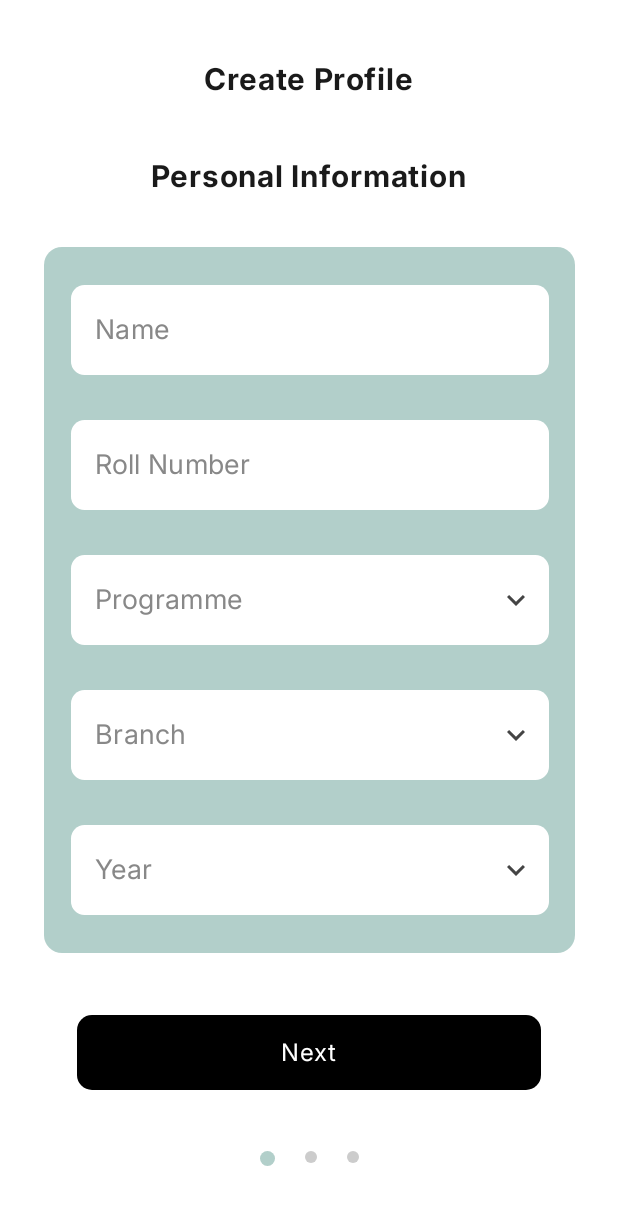
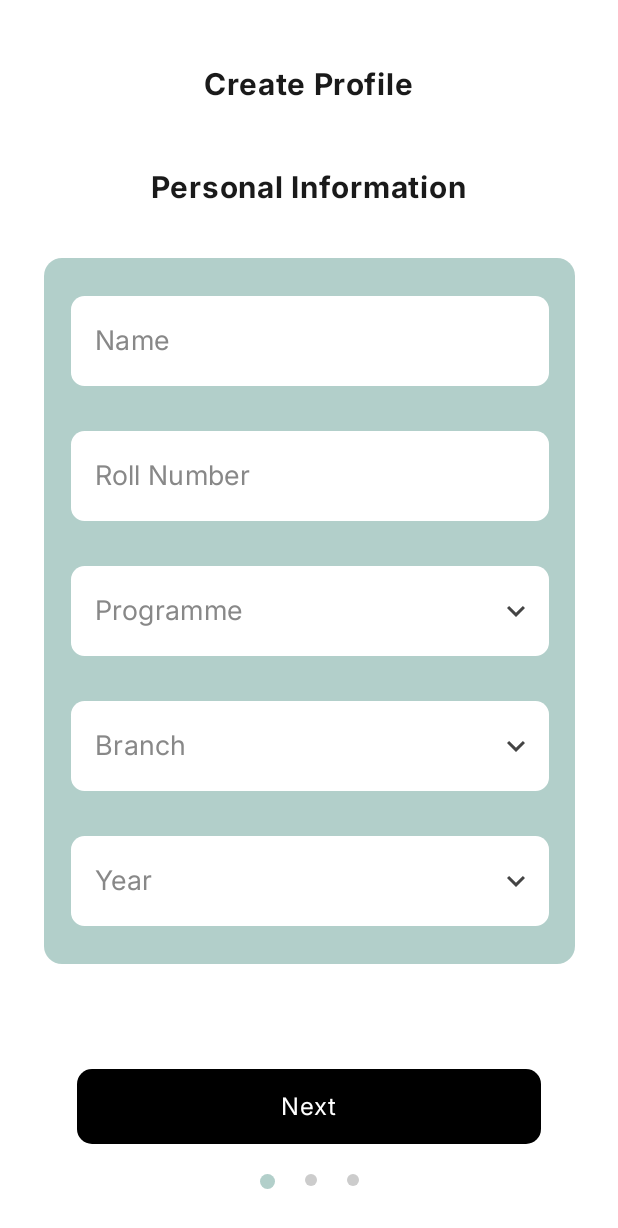
Before and after one commit to bsoc-bitbyte/DigiGate, an Android app built with Jetpack Compose: the composable CreateProfilePager shown on its own in the app's theme, on a phone screen of 412 x 824 dp. Shown: the top 1228 px of the screen. Run offline under Robolectric (Android 15) with nearby library versions, the phone set to English and light mode, and no system bars; our stand-ins replace Material 3 Expressive styles (plain Material 3 is drawn).

Commit message:
This PR implements the horizontal pager for profile creation screen.

```diff
--- a/app/build.gradle.kts
+++ b/app/build.gradle.kts
@@ -67,6 +67,10 @@ dependencies {
     implementation(libs.androidx.material3.android)
     implementation(libs.androidx.material.icons.extended.android)
 
+    //Coil
+    implementation("io.coil-kt:coil-compose:2.6.0")
+
+
 
     //ViewModel
     implementation(libs.androidx.lifecycle.viewmodel.ktx)
--- a/app/src/main/java/com/tpc/digigate/ui/components/AppDropDown.kt
+++ b/app/src/main/java/com/tpc/digigate/ui/components/AppDropDown.kt
@@ -35,18 +35,10 @@ fun AppDropDown(
     value: String,
     onValueChange: (String) -> Unit,
     modifier: Modifier = Modifier,
-    errorMessage: String? = null,
-    isError: Boolean = false,
-    isSingleLine: Boolean = true,
-    keyboardType: KeyboardType = KeyboardType.Text,
-    imeAction: ImeAction = ImeAction.Done,
-    onImeAction: () -> Unit = {},
     leadingIcon: (@Composable (() -> Unit))? = null,
     trailingIcon: (@Composable (() -> Unit))? = null,
     list: List<String>
 ) {
-    val showError = isError && !errorMessage.isNullOrEmpty()
-
     var showBottomSheet by remember {
         mutableStateOf(false)
     }
@@ -74,7 +66,6 @@ fun AppDropDown(
                 value = if (itemPosition>=0) list[itemPosition] else "",
                 onValueChange = onValueChange,
                 placeholder = "",
-                errorMessage = errorMessage,
                 enabled = false,
             )
 
@@ -138,14 +129,6 @@ fun AppDropDown(
                 }
             }
         }
-        if (showError) {
-            Text(
-                text = errorMessage,
-                color = Color.Red,
-                style = MaterialTheme.typography.bodySmall,
-                modifier = Modifier.padding(horizontal = 8.dp, vertical = 2.dp)
-            )
-        }
     }
 }
 
@@ -166,7 +149,6 @@ fun AppDropDownPreview() {
                 label = "Email",
                 value = "",
                 onValueChange = {},
-                errorMessage = "Please enter a valid email id",
                 list = listOf("abc", "def")
             )
         }
--- a/app/src/main/java/com/tpc/digigate/ui/screens/createProfile/CreateProfile1Screen.kt
+++ b/app/src/main/java/com/tpc/digigate/ui/screens/createProfile/CreateProfile1Screen.kt
@@ -73,7 +73,6 @@ fun CreateProfile1Screen() {
                     label = "Programme",
                     value = "",
                     onValueChange = {},
-                    errorMessage = "Please select a valid programme.",
                     list = listOf("B.Tech", "M.Tech", "B.Des", "M.Des", "PhD"),
                 )
                 Spacer(Modifier.height(30.dp))
@@ -82,7 +81,6 @@ fun CreateProfile1Screen() {
                     label = "Branch",
                     value = "",
                     onValueChange = {},
-                    errorMessage = "Please enter a valid email id",
                     list = listOf("CSE", "ECE", "Design", "Mech", "SM"),
                 )
                 Spacer(Modifier.height(30.dp))
@@ -91,7 +89,6 @@ fun CreateProfile1Screen() {
                     label = "Year",
                     value = "",
                     onValueChange = {},
-                    errorMessage = "Please select a valid year.",
                     list = listOf("1", "2", "3", "4", "5"),
 
                 )
--- a/app/src/main/java/com/tpc/digigate/ui/screens/createProfile/CreateProfile2Screen.kt
+++ b/app/src/main/java/com/tpc/digigate/ui/screens/createProfile/CreateProfile2Screen.kt
@@ -73,7 +73,6 @@ fun CreateProfile2Screen() {
                     label = "Hostel",
                     value = "",
                     onValueChange = {},
-                    errorMessage = "Please enter a valid email id",
                     list = listOf("H1", "H4", "H3", "Panini", "Maa Saraswati", "Nagarjuna"),
                 )
                 Spacer(Modifier.height(30.dp))
--- a/app/src/main/java/com/tpc/digigate/ui/screens/createProfile/CreateProfilePager.kt
+++ b/app/src/main/java/com/tpc/digigate/ui/screens/createProfile/CreateProfilePager.kt
@@ -1,6 +1,7 @@
 package com.tpc.digigate.ui.screens.createProfile
 
 import android.content.res.Configuration
+import android.view.Window
 import androidx.compose.animation.core.animateDpAsState
 import androidx.compose.animation.core.tween
 import androidx.compose.foundation.background
@@ -9,9 +10,12 @@ import androidx.compose.foundation.layout.Box
 import androidx.compose.foundation.layout.Column
 import androidx.compose.foundation.layout.Row
 import androidx.compose.foundation.layout.Spacer
+import androidx.compose.foundation.layout.WindowInsets
+import androidx.compose.foundation.layout.asPaddingValues
 import androidx.compose.foundation.layout.fillMaxSize
 import androidx.compose.foundation.layout.fillMaxWidth
 import androidx.compose.foundation.layout.height
+import androidx.compose.foundation.layout.navigationBars
 import androidx.compose.foundation.layout.padding
 import androidx.compose.foundation.layout.size
 import androidx.compose.foundation.layout.width
@@ -32,6 +36,7 @@ import androidx.compose.ui.graphics.Color
 import androidx.compose.ui.text.font.FontWeight
 import androidx.compose.ui.tooling.preview.Preview
 import androidx.compose.ui.unit.dp
+import androidx.window.embedding.EmbeddingBounds
 import com.tpc.digigate.ui.theme.DigiGateTheme
 import kotlinx.coroutines.coroutineScope
 import kotlinx.coroutines.launch
@@ -41,10 +46,15 @@ import org.intellij.lang.annotations.JdkConstants
 fun CreateProfilePager() {
     val pagerState = rememberPagerState( pageCount = { 3 })
     val coroutineScope = rememberCoroutineScope()
-    HorizontalPager(pagerState) { page->
-        Column (
-            modifier = Modifier.fillMaxSize()
-                .background(MaterialTheme.colorScheme.background),
+    Column(
+        Modifier.fillMaxSize()
+            .background(MaterialTheme.colorScheme.background)
+    ) {
+        HorizontalPager(pagerState,
+            modifier = Modifier.weight(5f)) { page ->
+            Column(
+                modifier = Modifier
+                    .fillMaxSize(),
                 horizontalAlignment = Alignment.CenterHorizontally,
                 verticalArrangement = Arrangement.SpaceEvenly
             ) {
@@ -58,14 +68,26 @@ fun CreateProfilePager() {
                     0 -> {
                         CreateProfile1Screen()
                     }
+
                     1 -> {
                         CreateProfile2Screen()
                     }
+
                     else -> {
                         CreateProfile3Screen()
                     }
                 }
-            if (page==2) {
+            }
+        }
+        Column(
+            horizontalAlignment = Alignment.CenterHorizontally,
+            verticalArrangement = Arrangement.Center,
+            modifier = Modifier
+                .fillMaxWidth()
+                .weight(1f)
+                .padding(WindowInsets.navigationBars.asPaddingValues())
+        ) {
+            if (pagerState.currentPage == 2) {
                 Button(
                     onClick = {},
                     colors = ButtonDefaults.buttonColors(containerColor = Color.Black),
@@ -80,8 +102,7 @@ fun CreateProfilePager() {
                         color = Color.White
                     )
                 }
-            }
-            else{
+            } else {
                 Button(
                     onClick = {
                         coroutineScope.launch {
@@ -103,6 +124,7 @@ fun CreateProfilePager() {
                     )
                 }
             }
+            Spacer(modifier = Modifier.height(20.dp))
             Row(
                 modifier = Modifier.height(16.dp)
 
```
Lines whose indentation alone changed are shown as unchanged.
